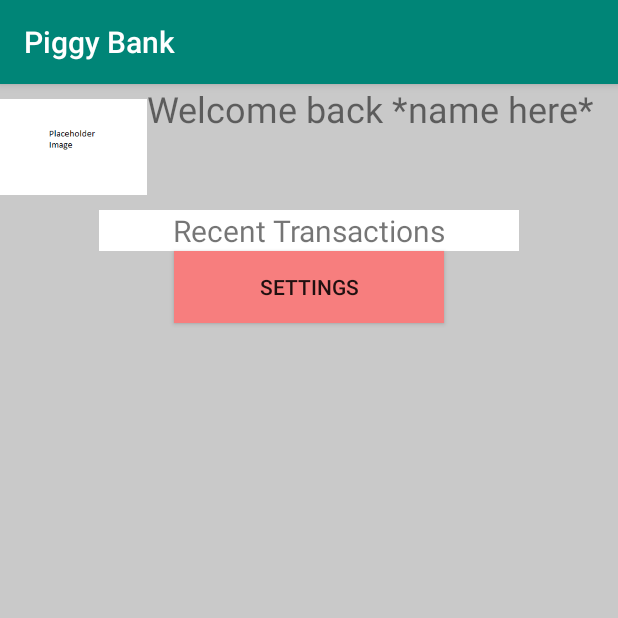
After one commit to thaovyvan/PiggyBank, an Android app: the welcomeActivity screen opened directly, with no data from a screen before it, on a phone screen of 412 x 824 dp, the top half of it. The commit adds this screen. Run offline under Robolectric (Android 15) with nearby library versions, the phone set to English and light mode, and no system bars.

Commit message:
Mostly made the welcome activity layout Needs something like a ListView to display transactions

```diff
--- a/app/build.gradle
+++ b/app/build.gradle
@@ -26,4 +26,5 @@ dependencies {
     testImplementation 'junit:junit:4.12'
     androidTestImplementation 'androidx.test:runner:1.1.1'
     androidTestImplementation 'androidx.test.espresso:espresso-core:3.1.1'
+    implementation 'androidx.recyclerview:recyclerview:1.1.0'
 }
--- a/app/src/main/AndroidManifest.xml
+++ b/app/src/main/AndroidManifest.xml
@@ -9,6 +9,7 @@
         android:roundIcon="@mipmap/ic_launcher_round"
         android:supportsRtl="true"
         android:theme="@style/AppTheme">
+        <activity android:name=".welcomeActivity"></activity>
         <activity android:name=".MainActivity">
             <intent-filter>
                 <action android:name="android.intent.action.MAIN" />
--- /dev/null
+++ b/app/src/main/java/com/example/piggybank_app/welcomeActivity.java
@@ -0,0 +1,14 @@
+package com.example.piggybank_app;
+
+import androidx.appcompat.app.AppCompatActivity;
+
+import android.os.Bundle;
+
+public class welcomeActivity extends AppCompatActivity {
+
+    @Override
+    protected void onCreate(Bundle savedInstanceState) {
+        super.onCreate(savedInstanceState);
+        setContentView(R.layout.activity_welcome);
+    }
+}
--- /dev/null
+++ b/app/src/main/res/layout/activity_welcome.xml
@@ -0,0 +1,54 @@
+<?xml version="1.0" encoding="utf-8"?>
+<androidx.constraintlayout.widget.ConstraintLayout xmlns:android="http://schemas.android.com/apk/res/android"
+    xmlns:app="http://schemas.android.com/apk/res-auto"
+    xmlns:tools="http://schemas.android.com/tools"
+    android:layout_width="match_parent"
+    android:layout_height="match_parent"
+    android:theme="@style/MainTheme"
+    tools:context=".welcomeActivity">
+
+    <ImageView
+        android:id="@+id/welcome_imageView"
+        android:layout_width="98dp"
+        android:layout_height="84dp"
+        android:src="@drawable/placeholder_image"
+        app:layout_constraintRight_toLeftOf="@id/welcome_textView"
+        app:layout_constraintTop_toTopOf="parent" />
+
+    <TextView
+        android:id="@+id/welcome_textView"
+        android:layout_width="wrap_content"
+        android:layout_height="wrap_content"
+        android:text="Welcome back *name here*"
+        android:textSize="24sp"
+        app:layout_constraintLeft_toRightOf="@id/welcome_imageView"
+        app:layout_constraintTop_toTopOf="parent" />
+
+    <TextView
+        android:id="@+id/welcome_recentTransactions"
+        android:layout_width="280dp"
+        android:layout_height="wrap_content"
+        android:text="Recent Transactions"
+        android:background="@color/white"
+        android:textSize="20sp"
+        android:textAlignment="center"
+        app:layout_constraintTop_toBottomOf="@id/welcome_imageView"
+        app:layout_constraintLeft_toLeftOf="parent"
+        app:layout_constraintRight_toRightOf="parent"/>
+
+
+    <Button
+        android:id="@+id/settings_button"
+        android:layout_width="180dp"
+        android:layout_height="wrap_content"
+        android:text="Settings"
+        android:textAllCaps="true"
+        android:background="@color/darkPinkish"
+        android:textAlignment="center"
+        app:layout_constraintTop_toBottomOf="@id/welcome_recentTransactions"
+        app:layout_constraintLeft_toLeftOf="parent"
+        app:layout_constraintRight_toRightOf="parent"/>
+
+
+
+</androidx.constraintlayout.widget.ConstraintLayout>
--- a/app/src/main/res/values/colors.xml
+++ b/app/src/main/res/values/colors.xml
@@ -7,4 +7,5 @@
     <color name="pinkish">#ffe9f7</color>
     <color name="darkPinkish">#f77e7e</color>
     <color name="grayish">#c9c9c9</color>
+    <color name="white">#ffffff</color>
 </resources>
--- a/app/src/main/res/values/styles.xml
+++ b/app/src/main/res/values/styles.xml
@@ -17,9 +17,14 @@
 
     <style name="MainTheme" parent="Theme.AppCompat.Light.DarkActionBar">
         <item name="android:background">@color/grayish</item>
+        <item name="android:buttonBarStyle">@style/tStyle</item>
         <item name="colorPrimary">@color/colorPrimary</item>
         <item name="colorPrimaryDark">@color/colorPrimaryDark</item>
         <item name="colorAccent">@color/colorAccent</item>
     </style>
 
+    <style name="tStyle" parent="Theme.AppCompat.Light.DarkActionBar">
+        <item name="android:background">@color/darkPinkish</item>
+    </style>
+
 </resources>
```
